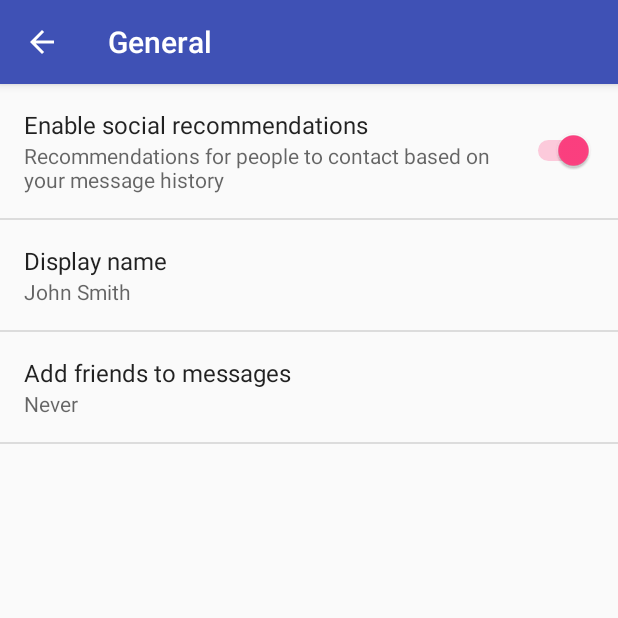
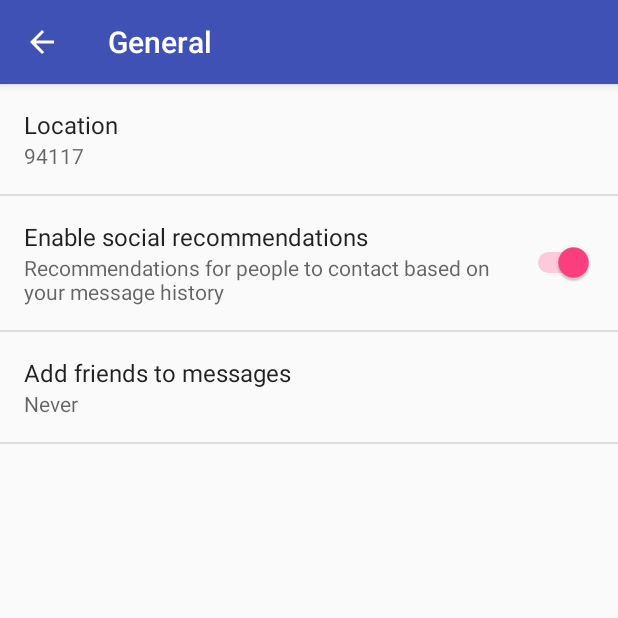
Before and after one commit to mojavedejavu/Sunshine, an Android app: the SettingsActivity screen opened directly, with no data from a screen before it, after a tap on "General", on a phone screen of 412 x 824 dp, the top half of it. Run offline under Robolectric (Android 15) with nearby library versions, the phone set to English and light mode, and no system bars.

Commit message:
add Location to Settings

```diff
--- a/app/src/main/java/com/example/xfang/sunshine/SettingsActivity.java
+++ b/app/src/main/java/com/example/xfang/sunshine/SettingsActivity.java
@@ -190,7 +190,7 @@ public class SettingsActivity extends AppCompatPreferenceActivity {
             // to their values. When their values change, their summaries are
             // updated to reflect the new value, per the Android Design
             // guidelines.
-            bindPreferenceSummaryToValue(findPreference("example_text"));
+            bindPreferenceSummaryToValue(findPreference(getString(R.string.pref_location_key)));
             bindPreferenceSummaryToValue(findPreference("example_list"));
         }
 
--- a/app/src/main/res/values/strings.xml
+++ b/app/src/main/res/values/strings.xml
@@ -6,6 +6,9 @@
     <string name="title_activity_settings">Settings</string>
 
     <!-- Strings related to Settings -->
+    <string name="pref_location_key">location</string>
+    <string name="pref_location_title">Location</string>
+    <string name="pref_location_defaultValue">94117</string>
 
     <!-- Example General settings -->
     <string name="pref_header_general">General</string>
--- a/app/src/main/res/xml/pref_general.xml
+++ b/app/src/main/res/xml/pref_general.xml
@@ -1,4 +1,16 @@
 <PreferenceScreen xmlns:android="http://schemas.android.com/apk/res/android">
+
+    <!-- NOTE: EditTextPreference accepts EditText attributes. -->
+    <!-- NOTE: EditTextPreference's summary should be set to its value by the activity code. -->
+    <EditTextPreference
+        android:key="@string/pref_location_key"
+        android:title="@string/pref_location_title"
+        android:defaultValue="@string/pref_location_defaultValue"
+        android:inputType="text"
+        android:singleLine="true"
+        android:summary="Location"
+        />
+
 
     <SwitchPreference
         android:defaultValue="true"
@@ -6,17 +18,7 @@
         android:summary="@string/pref_description_social_recommendations"
         android:title="@string/pref_title_social_recommendations" />
 
-    <!-- NOTE: EditTextPreference accepts EditText attributes. -->
-    <!-- NOTE: EditTextPreference's summary should be set to its value by the activity code. -->
-    <EditTextPreference
-        android:capitalize="words"
-        android:defaultValue="@string/pref_default_display_name"
-        android:inputType="textCapWords"
-        android:key="example_text"
-        android:maxLines="1"
-        android:selectAllOnFocus="true"
-        android:singleLine="true"
-        android:title="@string/pref_title_display_name" />
+
 
     <!-- NOTE: Hide buttons to simplify the UI. Users can touch outside the dialog to
          dismiss it. -->
```
